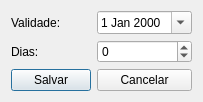
Qt form ui/validadedialog.ui (lellisls/ERP-STACCATO) before a commit.
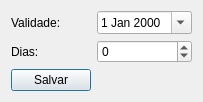
The same form after that commit.

Commit message: Removido botões de Cancelar

```diff
--- a/ui/validadedialog.ui
+++ b/ui/validadedialog.ui
@@ -52,13 +52,6 @@
      </property>
     </widget>
    </item>
-   <item row="3" column="1">
-    <widget class="QPushButton" name="pushButtonCancelar">
-     <property name="text">
-      <string>Cancelar</string>
-     </property>
-    </widget>
-   </item>
   </layout>
  </widget>
  <resources/>
```
The commit also changes 62 other files.
